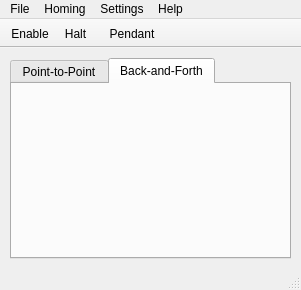
First picture: the form in tow/mainwindow.ui, repository petebachant/Tow, before the edit.
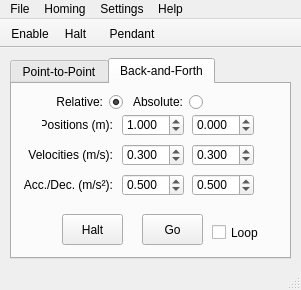
Second picture: the form after the edit. The open tabs and pages were chosen to show the change. Icons and pictures are not drawn.

Diff of the .ui file:
```diff
--- a/tow/mainwindow.ui
+++ b/tow/mainwindow.ui
@@ -456,6 +456,319 @@
      <attribute name="title">
       <string>Back-and-Forth</string>
      </attribute>
+     <widget class="QRadioButton" name="rbRelative_baf">
+      <property name="geometry">
+       <rect>
+        <x>40</x>
+        <y>10</y>
+        <width>71</width>
+        <height>16</height>
+       </rect>
+      </property>
+      <property name="layoutDirection">
+       <enum>Qt::RightToLeft</enum>
+      </property>
+      <property name="text">
+       <string>Relative:</string>
+      </property>
+      <property name="checked">
+       <bool>true</bool>
+      </property>
+     </widget>
+     <widget class="QLabel" name="label_5">
+      <property name="geometry">
+       <rect>
+        <x>10</x>
+        <y>90</y>
+        <width>91</width>
+        <height>21</height>
+       </rect>
+      </property>
+      <property name="text">
+       <string>Acc./Dec. (m/s²):</string>
+      </property>
+      <property name="alignment">
+       <set>Qt::AlignRight|Qt::AlignTrailing|Qt::AlignVCenter</set>
+      </property>
+     </widget>
+     <widget class="QDoubleSpinBox" name="accSpinBox_baf1">
+      <property name="geometry">
+       <rect>
+        <x>110</x>
+        <y>90</y>
+        <width>62</width>
+        <height>22</height>
+       </rect>
+      </property>
+      <property name="decimals">
+       <number>3</number>
+      </property>
+      <property name="maximum">
+       <double>2.000000000000000</double>
+      </property>
+      <property name="singleStep">
+       <double>0.100000000000000</double>
+      </property>
+      <property name="value">
+       <double>0.500000000000000</double>
+      </property>
+     </widget>
+     <widget class="QPushButton" name="pbHalt_baf">
+      <property name="geometry">
+       <rect>
+        <x>50</x>
+        <y>130</y>
+        <width>61</width>
+        <height>31</height>
+       </rect>
+      </property>
+      <property name="toolTip">
+       <string>Halt Axis (Ctrl+Backspace)</string>
+      </property>
+      <property name="text">
+       <string>Halt</string>
+      </property>
+      <property name="icon">
+       <iconset resource="icons/tow_resources.qrc">
+        <normaloff>:/icons/agt_stop.png</normaloff>:/icons/agt_stop.png</iconset>
+      </property>
+      <property name="iconSize">
+       <size>
+        <width>20</width>
+        <height>20</height>
+       </size>
+      </property>
+     </widget>
+     <widget class="QDoubleSpinBox" name="velSpinBox_baf1">
+      <property name="geometry">
+       <rect>
+        <x>110</x>
+        <y>60</y>
+        <width>62</width>
+        <height>22</height>
+       </rect>
+      </property>
+      <property name="decimals">
+       <number>3</number>
+      </property>
+      <property name="maximum">
+       <double>3.000000000000000</double>
+      </property>
+      <property name="singleStep">
+       <double>0.100000000000000</double>
+      </property>
+      <property name="value">
+       <double>0.300000000000000</double>
+      </property>
+     </widget>
+     <widget class="QLabel" name="label_6">
+      <property name="geometry">
+       <rect>
+        <x>10</x>
+        <y>60</y>
+        <width>91</width>
+        <height>21</height>
+       </rect>
+      </property>
+      <property name="text">
+       <string>Velocities (m/s):</string>
+      </property>
+      <property name="alignment">
+       <set>Qt::AlignRight|Qt::AlignTrailing|Qt::AlignVCenter</set>
+      </property>
+     </widget>
+     <widget class="QPushButton" name="pbGo_baf">
+      <property name="geometry">
+       <rect>
+        <x>130</x>
+        <y>130</y>
+        <width>61</width>
+        <height>31</height>
+       </rect>
+      </property>
+      <property name="toolTip">
+       <string>Go (Ctrl+Enter)</string>
+      </property>
+      <property name="text">
+       <string>Go</string>
+      </property>
+      <property name="icon">
+       <iconset resource="icons/tow_resources.qrc">
+        <normaloff>:/icons/next.png</normaloff>:/icons/next.png</iconset>
+      </property>
+      <property name="iconSize">
+       <size>
+        <width>21</width>
+        <height>21</height>
+       </size>
+      </property>
+      <property name="shortcut">
+       <string>Ctrl+Return</string>
+      </property>
+      <property name="checkable">
+       <bool>false</bool>
+      </property>
+      <property name="autoDefault">
+       <bool>false</bool>
+      </property>
+      <property name="default">
+       <bool>false</bool>
+      </property>
+      <property name="flat">
+       <bool>false</bool>
+      </property>
+     </widget>
+     <widget class="QDoubleSpinBox" name="posSpinBox_baf1">
+      <property name="geometry">
+       <rect>
+        <x>110</x>
+        <y>30</y>
+        <width>62</width>
+        <height>22</height>
+       </rect>
+      </property>
+      <property name="wrapping">
+       <bool>false</bool>
+      </property>
+      <property name="decimals">
+       <number>3</number>
+      </property>
+      <property name="minimum">
+       <double>-26.100000000000001</double>
+      </property>
+      <property name="maximum">
+       <double>26.100000000000001</double>
+      </property>
+      <property name="singleStep">
+       <double>0.100000000000000</double>
+      </property>
+      <property name="value">
+       <double>1.000000000000000</double>
+      </property>
+     </widget>
+     <widget class="QRadioButton" name="rbAbsolute_baf">
+      <property name="geometry">
+       <rect>
+        <x>120</x>
+        <y>10</y>
+        <width>71</width>
+        <height>16</height>
+       </rect>
+      </property>
+      <property name="layoutDirection">
+       <enum>Qt::RightToLeft</enum>
+      </property>
+      <property name="text">
+       <string>Absolute:</string>
+      </property>
+      <property name="checked">
+       <bool>false</bool>
+      </property>
+     </widget>
+     <widget class="QLabel" name="label_7">
+      <property name="geometry">
+       <rect>
+        <x>30</x>
+        <y>30</y>
+        <width>71</width>
+        <height>21</height>
+       </rect>
+      </property>
+      <property name="layoutDirection">
+       <enum>Qt::LeftToRight</enum>
+      </property>
+      <property name="text">
+       <string>Positions (m):</string>
+      </property>
+      <property name="alignment">
+       <set>Qt::AlignRight|Qt::AlignTrailing|Qt::AlignVCenter</set>
+      </property>
+     </widget>
+     <widget class="QDoubleSpinBox" name="posSpinBox_baf2">
+      <property name="geometry">
+       <rect>
+        <x>180</x>
+        <y>30</y>
+        <width>62</width>
+        <height>22</height>
+       </rect>
+      </property>
+      <property name="wrapping">
+       <bool>false</bool>
+      </property>
+      <property name="decimals">
+       <number>3</number>
+      </property>
+      <property name="minimum">
+       <double>-26.100000000000001</double>
+      </property>
+      <property name="maximum">
+       <double>26.100000000000001</double>
+      </property>
+      <property name="singleStep">
+       <double>0.100000000000000</double>
+      </property>
+      <property name="value">
+       <double>0.000000000000000</double>
+      </property>
+     </widget>
+     <widget class="QDoubleSpinBox" name="velSpinBox_baf2">
+      <property name="geometry">
+       <rect>
+        <x>180</x>
+        <y>60</y>
+        <width>62</width>
+        <height>22</height>
+       </rect>
+      </property>
+      <property name="decimals">
+       <number>3</number>
+      </property>
+      <property name="maximum">
+       <double>3.000000000000000</double>
+      </property>
+      <property name="singleStep">
+       <double>0.100000000000000</double>
+      </property>
+      <property name="value">
+       <double>0.300000000000000</double>
+      </property>
+     </widget>
+     <widget class="QDoubleSpinBox" name="accSpinBox_baf2">
+      <property name="geometry">
+       <rect>
+        <x>180</x>
+        <y>90</y>
+        <width>62</width>
+        <height>22</height>
+       </rect>
+      </property>
+      <property name="decimals">
+       <number>3</number>
+      </property>
+      <property name="maximum">
+       <double>2.000000000000000</double>
+      </property>
+      <property name="singleStep">
+       <double>0.100000000000000</double>
+      </property>
+      <property name="value">
+       <double>0.500000000000000</double>
+      </property>
+     </widget>
+     <widget class="QCheckBox" name="checkBox_loop">
+      <property name="geometry">
+       <rect>
+        <x>200</x>
+        <y>140</y>
+        <width>70</width>
+        <height>17</height>
+       </rect>
+      </property>
+      <property name="text">
+       <string>Loop</string>
+      </property>
+     </widget>
     </widget>
    </widget>
   </widget>
```
Left out of the diff: 4 changed lines with no effect on the pictures.
